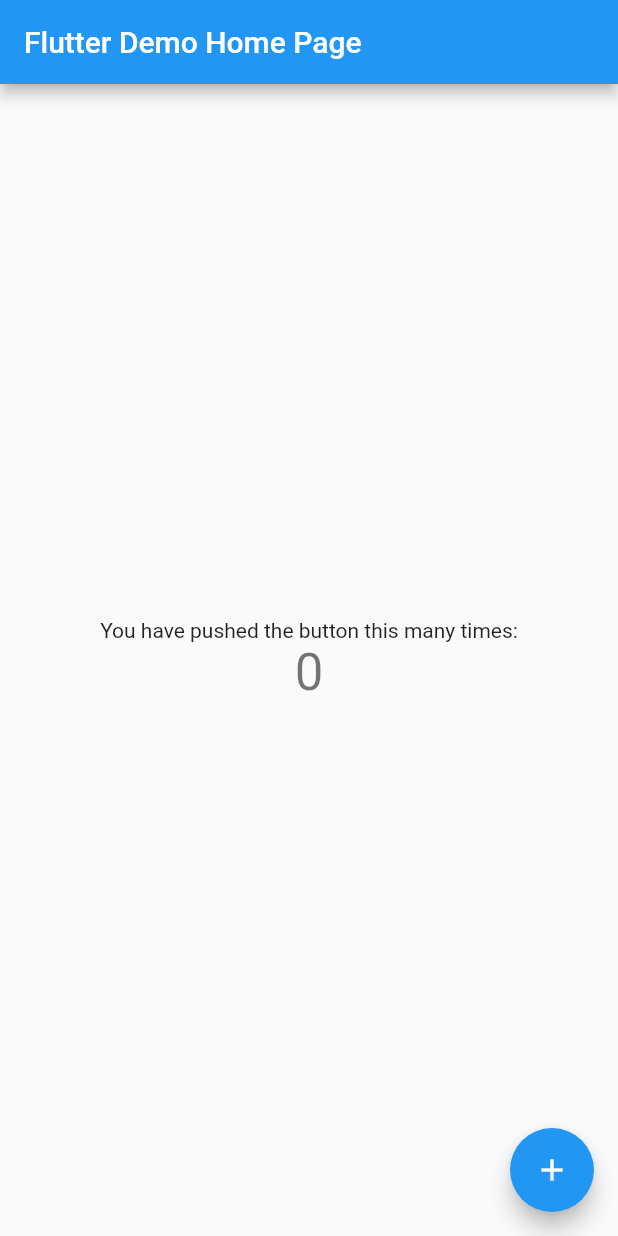
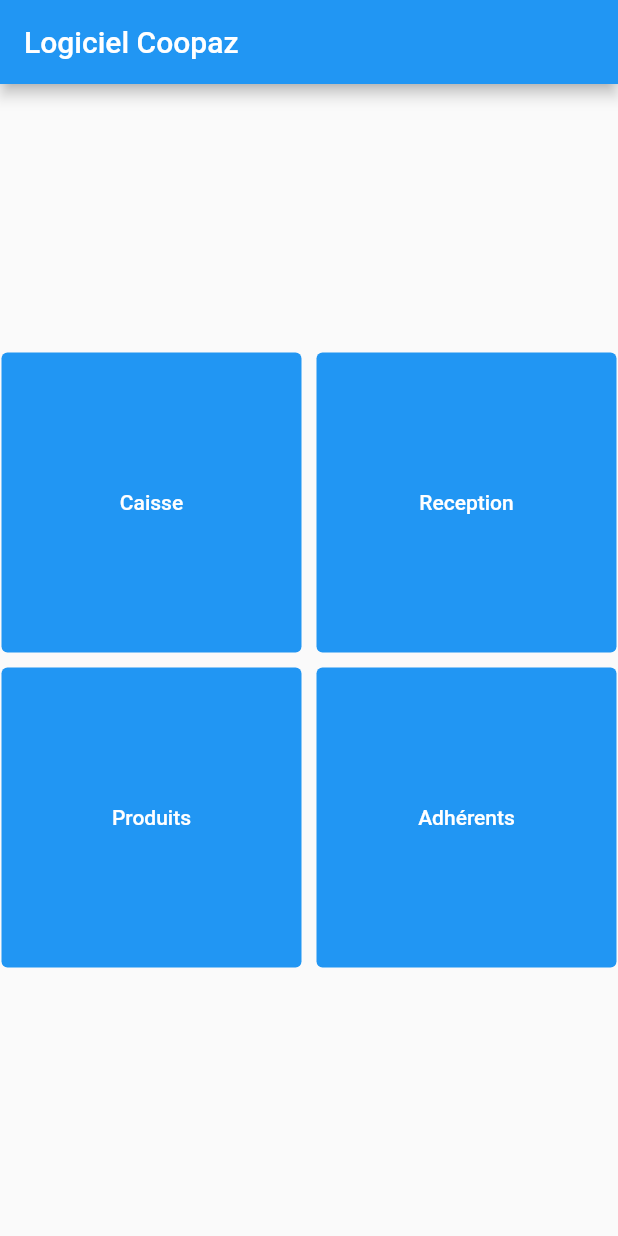
Before and after one commit to epicerie-coopaz/coop_app, a Flutter app: the screen it shows after launch, on a phone screen of 412 x 824 dp. Run offline on Flutter 3.47's test engine with Material 2 defaults, Android fonts, the phone set to English and light mode, and no system bars.

Commit message:
simple menu

```diff
--- a/lib/main.dart
+++ b/lib/main.dart
@@ -1,115 +1,76 @@
+import 'dart:developer' as developer;
+
 import 'package:flutter/material.dart';
 
 void main() {
-  runApp(const MyApp());
+  developer.log('Starting Coopaz app...');
+  runApp(const CoopazApp());
+  developer.log('App started !');
 }
 
-class MyApp extends StatelessWidget {
-  const MyApp({super.key});
+class CoopazApp extends StatelessWidget {
+  const CoopazApp({super.key});
 
-  // This widget is the root of your application.
   @override
   Widget build(BuildContext context) {
     return MaterialApp(
-      title: 'Flutter Demo',
+      title: 'Coopaz',
       theme: ThemeData(
-        // This is the theme of your application.
-        //
-        // Try running your application with "flutter run". You'll see the
-        // application has a blue toolbar. Then, without quitting the app, try
-        // changing the primarySwatch below to Colors.green and then invoke
-        // "hot reload" (press "r" in the console where you ran "flutter run",
-        // or simply save your changes to "hot reload" in a Flutter IDE).
-        // Notice that the counter didn't reset back to zero; the application
-        // is not restarted.
         primarySwatch: Colors.blue,
       ),
-      home: const MyHomePage(title: 'Flutter Demo Home Page'),
+      home: const HomePage(),
+      debugShowCheckedModeBanner: false,
     );
   }
 }
 
-class MyHomePage extends StatefulWidget {
-  const MyHomePage({super.key, required this.title});
+class HomePage extends StatelessWidget {
+  const HomePage({super.key});
 
-  // This widget is the home page of your application. It is stateful, meaning
-  // that it has a State object (defined below) that contains fields that affect
-  // how it looks.
+  final String title = 'Logiciel Coopaz';
 
-  // This class is the configuration for the state. It holds the values (in this
-  // case the title) provided by the parent (in this case the App widget) and
-  // used by the build method of the State. Fields in a Widget subclass are
-  // always marked "final".
-
-  final String title;
-
-  @override
-  State<MyHomePage> createState() => _MyHomePageState();
-}
-
-class _MyHomePageState extends State<MyHomePage> {
-  int _counter = 0;
-
-  void _incrementCounter() {
-    setState(() {
-      // This call to setState tells the Flutter framework that something has
-      // changed in this State, which causes it to rerun the build method below
-      // so that the display can reflect the updated values. If we changed
-      // _counter without calling setState(), then the build method would not be
-      // called again, and so nothing would appear to happen.
-      _counter++;
-    });
-  }
+  final ButtonStyle buttonStyle = const ButtonStyle(
+    minimumSize: MaterialStatePropertyAll(Size(200, 200)),
+    backgroundColor: MaterialStatePropertyAll(Colors.blue),
+    foregroundColor: MaterialStatePropertyAll(Colors.white),
+    overlayColor: MaterialStatePropertyAll(Colors.green),
+  );
 
   @override
   Widget build(BuildContext context) {
-    // This method is rerun every time setState is called, for instance as done
-    // by the _incrementCounter method above.
-    //
-    // The Flutter framework has been optimized to make rerunning build methods
-    // fast, so that you can just rebuild anything that needs updating rather
-    // than having to individually change instances of widgets.
     return Scaffold(
-      appBar: AppBar(
-        // Here we take the value from the MyHomePage object that was created by
-        // the App.build method, and use it to set our appbar title.
-        title: Text(widget.title),
-      ),
-      body: Center(
-        // Center is a layout widget. It takes a single child and positions it
-        // in the middle of the parent.
-        child: Column(
-          // Column is also a layout widget. It takes a list of children and
-          // arranges them vertically. By default, it sizes itself to fit its
-          // children horizontally, and tries to be as tall as its parent.
-          //
-          // Invoke "debug painting" (press "p" in the console, choose the
-          // "Toggle Debug Paint" action from the Flutter Inspector in Android
-          // Studio, or the "Toggle Debug Paint" command in Visual Studio Code)
-          // to see the wireframe for each widget.
-          //
-          // Column has various properties to control how it sizes itself and
-          // how it positions its children. Here we use mainAxisAlignment to
-          // center the children vertically; the main axis here is the vertical
-          // axis because Columns are vertical (the cross axis would be
-          // horizontal).
-          mainAxisAlignment: MainAxisAlignment.center,
+        appBar: AppBar(
+          // Here we take the value from the MyHomePage object that was created by
+          // the App.build method, and use it to set our appbar title.
+          title: Text(title),
+        ),
+        body: Center(
+            child: Wrap(
+          spacing: 10.0, // gap between adjacent chips
+          runSpacing: 10.0, // gap between lines
           children: <Widget>[
-            const Text(
-              'You have pushed the button this many times:',
+            TextButton(
+              onPressed: onPressed,
+              style: buttonStyle,
+              child: const Text('Caisse'),
             ),
-            Text(
-              '$_counter',
-              style: Theme.of(context).textTheme.headline4,
-            ),
+            TextButton(
+                onPressed: onPressed,
+                style: buttonStyle,
+                child: const Text('Reception')),
+            TextButton(
+                onPressed: onPressed,
+                style: buttonStyle,
+                child: const Text('Produits')),
+            TextButton(
+                onPressed: onPressed,
+                style: buttonStyle,
+                child: const Text('Adhérents')),
           ],
-        ),
-      ),
-      floatingActionButton: FloatingActionButton(
-        onPressed: _incrementCounter,
-        tooltip: 'Increment',
-        child: const Icon(Icons.add),
-      ), // This trailing comma makes auto-formatting nicer for build methods.
-    );
+        )));
+  }
+
+  void onPressed() {
+    developer.log('Clicked !');
   }
 }
```
Also changed, not shown: 1 other file.
